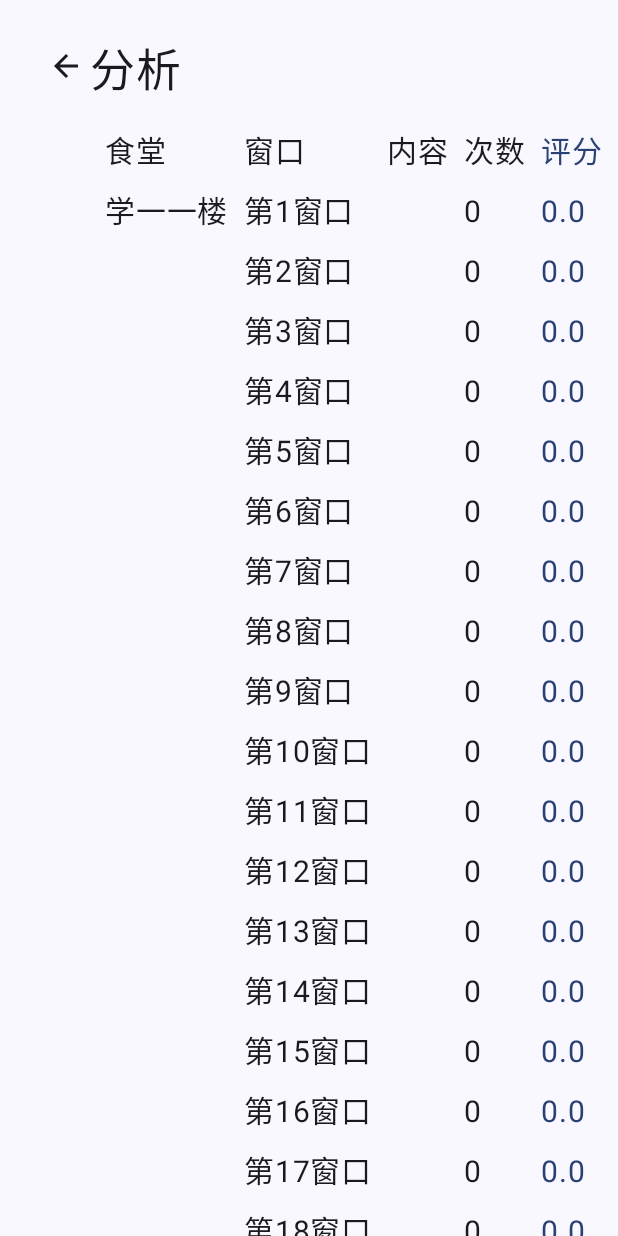
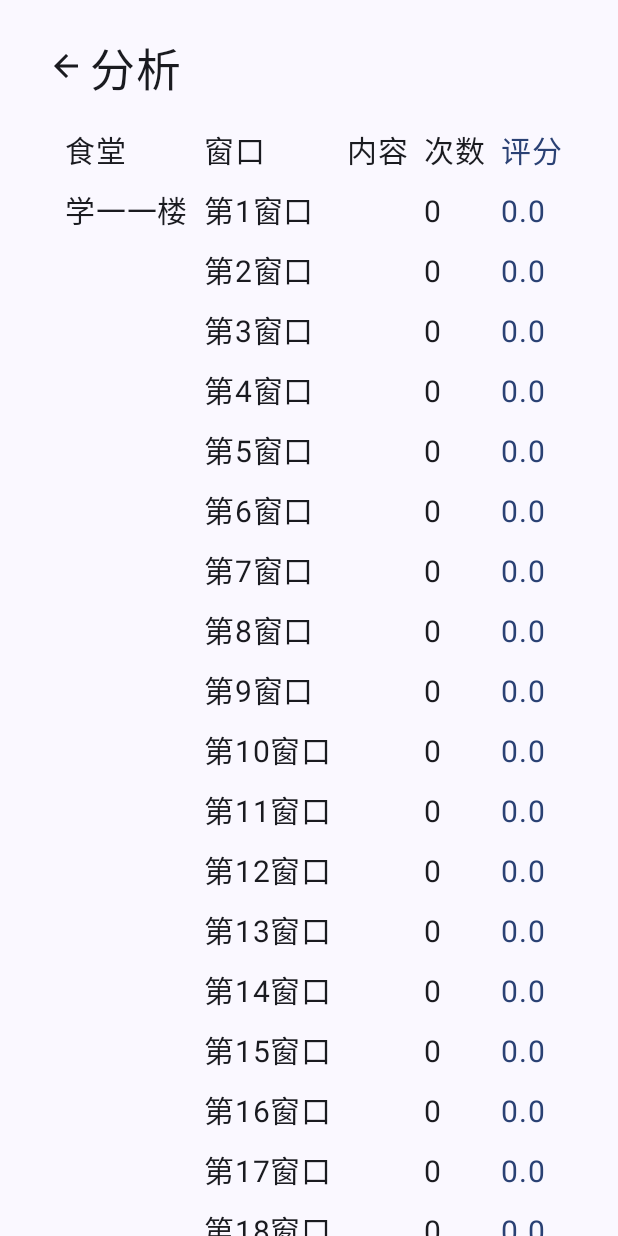
Before and after one commit to tongyueguo/Meal_in_TJU, an Android app built with Jetpack Compose: the analysePage screen opened through its navigation route, on a phone screen of 412 x 824 dp. Run offline under Robolectric (Android 15) with nearby library versions, the phone set to English and light mode, and no system bars; our stand-ins replace Room's generated code, constraintlayout-compose.

Commit message:
15 UI improvements

```diff
--- a/app/src/main/java/com/example/mealintju/MainActivity.kt
+++ b/app/src/main/java/com/example/mealintju/MainActivity.kt
@@ -10,6 +10,7 @@ import androidx.compose.animation.core.LinearOutSlowInEasing
 import androidx.compose.animation.core.animateDpAsState
 import androidx.compose.animation.core.tween
 import androidx.compose.foundation.clickable
+import androidx.compose.foundation.horizontalScroll
 import androidx.compose.foundation.layout.Column
 import androidx.compose.foundation.layout.Row
 import androidx.compose.foundation.layout.defaultMinSize
@@ -663,7 +664,8 @@ fun historyPage(modifier: Modifier = Modifier, navController: NavController, con
         Modifier.fillMaxWidth()
     ){
         val (text1,text2,icon1,icon2) = createRefs()
-        var scrollState= rememberScrollState()
+        var scrollState1= rememberScrollState()
+        var scrollState2= rememberScrollState()
         IconButton(
             onClick = {
                 navController.navigate("mainPage")
@@ -699,11 +701,11 @@ fun historyPage(modifier: Modifier = Modifier, navController: NavController, con
         )
         Column (
             modifier= Modifier
-                .verticalScroll(scrollState)
-                .fillMaxSize()
+                .verticalScroll(scrollState1)
+                .horizontalScroll(scrollState2)
+                .fillMaxSize(0.9F)
                 .constrainAs(text2) {
                     top.linkTo(parent.top, margin = 80.dp)
-                    start.linkTo(parent.start, margin = 60.dp)
                 }
         ){
             historyDisplayText(context)
@@ -743,6 +745,7 @@ fun historyDisplayText(context: Context){
     }
     canteenText.append("\n".repeat(2))
     Row {
+        Text(stringResource(R.string.timeText),color=MaterialTheme.colorScheme.background)
         Text(
             text = timeText.toString(),
             fontSize = 18.sp,
@@ -816,6 +819,7 @@ fun historyDisplayText(context: Context){
                     .padding(start = 10.dp, top = 0.dp, end = 0.dp, bottom = 0.dp) , tint = MaterialTheme.colorScheme.primary )
             }
         }
+        Text(stringResource(R.string.timeText),color=MaterialTheme.colorScheme.background)
     }
 }
 fun getHistoryList(context: Context):List<mealInfo> = runBlocking {
@@ -833,7 +837,8 @@ fun analysePage(navController: NavController,context: Context){
         Modifier.fillMaxWidth()
     ){
         val (text1,text2,icon1,icon2) = createRefs()
-        var scrollState= rememberScrollState()
+        var scrollState1= rememberScrollState()
+        var scrollState2= rememberScrollState()
         IconButton(
             onClick = {
                 navController.navigate("historyPage")
@@ -857,11 +862,11 @@ fun analysePage(navController: NavController,context: Context){
         )
         Column (
             modifier= Modifier
-                .verticalScroll(scrollState)
-                .fillMaxSize()
+                .verticalScroll(scrollState1)
+                .horizontalScroll(scrollState2)
+                .fillMaxSize(0.9F)
                 .constrainAs(text2) {
                     top.linkTo(parent.top, margin = 80.dp)
-                    start.linkTo(parent.start, margin = 60.dp)
                 }
         ){
             analyseDisplayText(context = context)
@@ -913,6 +918,7 @@ fun analyseDisplayText(context: Context){
     }
     canteenText.append("\n".repeat(2))
     Row {
+        Text(stringResource(R.string.timeText),color=MaterialTheme.colorScheme.background)
         Text(
             text = canteenText.toString(),
             fontSize = 20.sp,
@@ -949,6 +955,7 @@ fun analyseDisplayText(context: Context){
             lineHeight = 40.sp,
             modifier = Modifier.padding(start = 10.dp,top=0.dp,end=0.dp,bottom=0.dp)
         )
+        Text(stringResource(R.string.timeText),color=MaterialTheme.colorScheme.background)
     }
 }
 @OptIn(ExperimentalMaterial3Api::class)
@@ -1076,7 +1083,6 @@ fun windowTextToWindowNumber(windowText: String):Int{
 fun windowNumberToWindowText(windowNumber: Int,context: Context):String{
     return context.getString(R.string.window1Text)+windowNumber.toString()+context.getString(R.string.window2Text)
 }
-
 @Preview(showBackground = true)
 @Composable
 fun GreetingPreview() {
```
